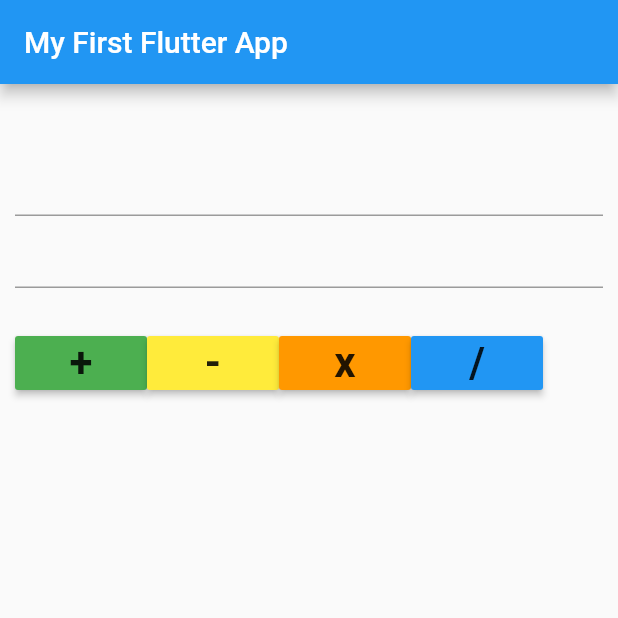
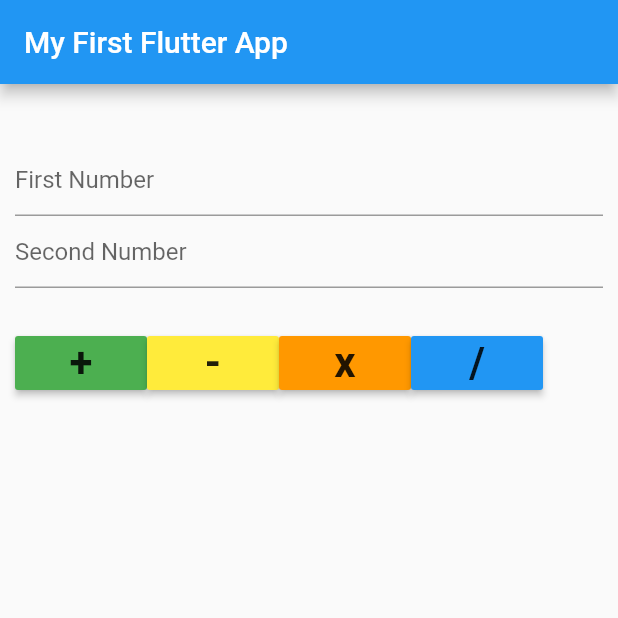
Before and after one commit to MilanPokharna/firstflutterapp, a Flutter app: the screen it shows after launch, on a phone screen of 412 x 824 dp, the top half of it. Run offline on Flutter 3.47's test engine with Material 2 defaults, Android fonts, the phone set to English and light mode, and no system bars.

Commit message:
new Commit

```diff
--- a/lib/main.dart
+++ b/lib/main.dart
@@ -91,11 +91,13 @@ class _myAppState extends State<myApp> {
             children: <Widget>[
               new Padding(padding: const EdgeInsets.only(top: 30.0)),
               new TextField(
+                decoration: InputDecoration(hintText: "First Number"),
                 keyboardType: TextInputType.numberWithOptions(),
                 onChanged: (String value){onChanged1(value);},
                 controller: controller1,
               ),
               new TextField(
+                decoration: InputDecoration(hintText: "Second Number"),
                 keyboardType: TextInputType.numberWithOptions(),
                 onChanged: (String value){onChanged2(value);},
                 controller: controller2,
```
